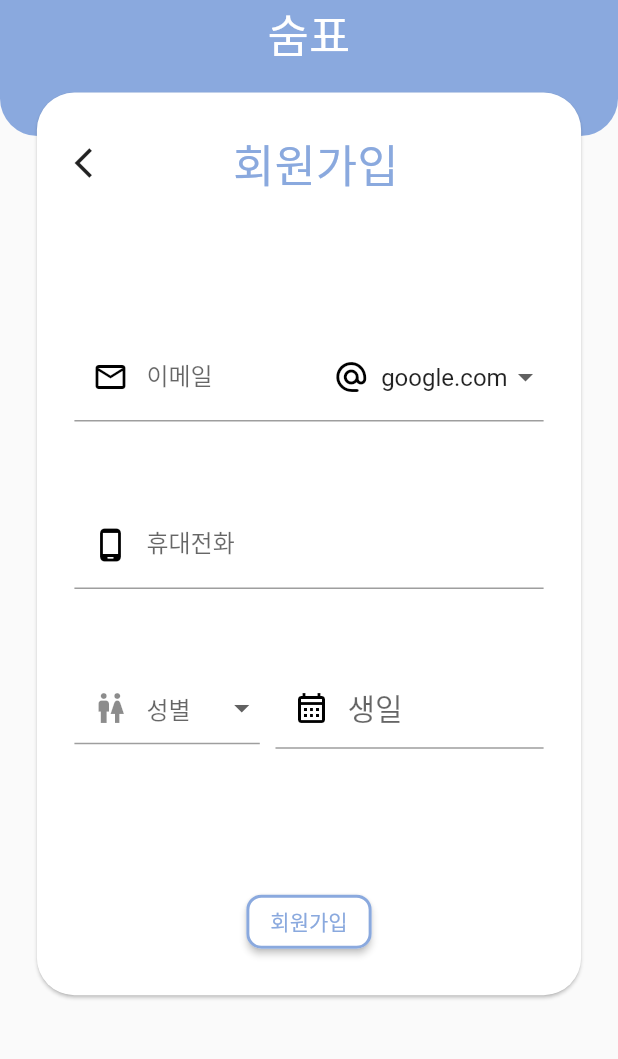
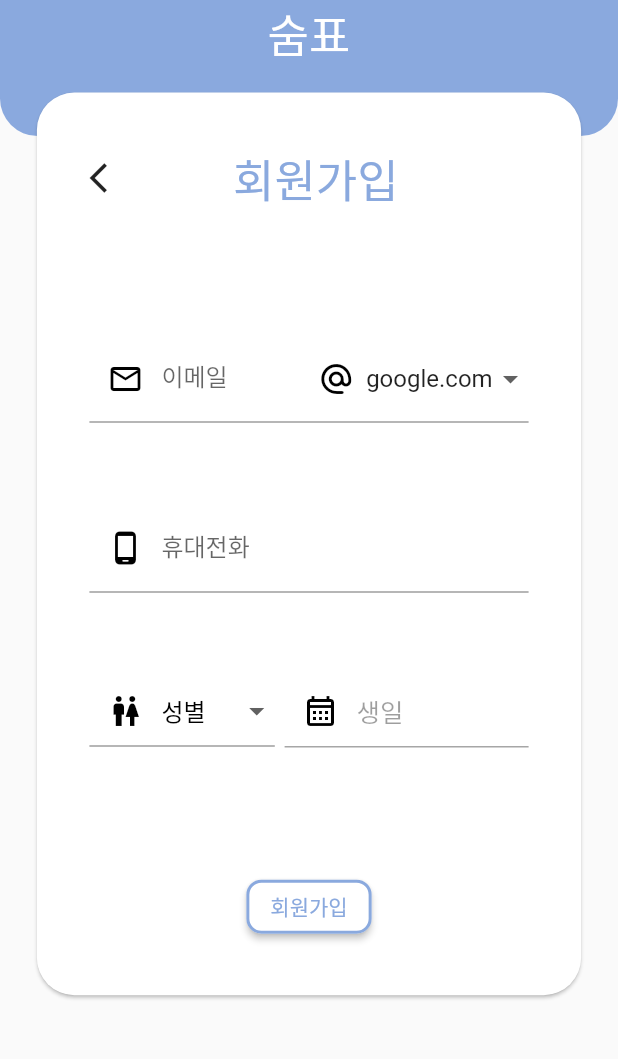
Before and after one commit to DBLabProj/sumpyo, a Flutter app: the secondPage screen opened by its route, on a phone screen of 412 x 824 dp, the part 173-1232 px from its top. Run offline on Flutter 3.47's test engine with Material 2 defaults, Android fonts, the phone set to English and light mode, and no system bars; our stand-ins replace awesome_bottom_bar, flutter_card_swiper, flutter_local_notifications, flutter_secure_storage, fluttertoast, syncfusion_flutter_charts and 1 more; missing offline and left inert: multi_masked_formatter, syncfusion_flutter_core; accounts and stored records are empty; generated files the repository leaves out were written again.

Commit message:
modify signupScreen

```diff
--- a/lib/screens/signup_screen.dart
+++ b/lib/screens/signup_screen.dart
@@ -97,7 +97,7 @@ class _signUppageState extends State<signUpPage> {
                     color: Colors.white,
                     child: GestureDetector(
                       child: Padding(
-                        padding: const EdgeInsets.all(25.0),
+                        padding: const EdgeInsets.all(35.0),
                         child: Column(
                           mainAxisAlignment: MainAxisAlignment.spaceBetween,
                           children: [
@@ -105,7 +105,9 @@ class _signUppageState extends State<signUpPage> {
                               mainAxisAlignment: MainAxisAlignment.spaceBetween,
                               children: [
                                 GestureDetector(
-                                    onTap: () {},
+                                    onTap: () {
+                                      Navigator.pop(context);
+                                    },
                                     child: const Icon(Icons.arrow_back_ios)),
                                 Text(
                                   '회원가입',
@@ -383,11 +385,19 @@ class _genderSelectButtonState extends State<genderSelectButton> {
             width: MediaQuery.of(context).size.width * 0.3,
             child: DropdownButtonFormField<String>(
               decoration: const InputDecoration(
-                prefixIcon: Icon(Icons.wc),
+                prefixIcon: Icon(
+                  Icons.wc,
+                  color: Colors.black,
+                ),
               ),
               isExpanded: true,
               value: _selectedValue,
-              hint: const Text('성별'),
+              hint: const Text(
+                '성별',
+                style: TextStyle(
+                  color: Colors.black,
+                ),
+              ),
               items: _genderList.map((value) {
                 return DropdownMenuItem(
                   value: value,
@@ -507,16 +517,22 @@ class _brithdaySelectorState extends State<brithdaySelector> {
           _selectDate();
         },
         child: TextFormField(
-          enabled: true,
+          enabled: false,
           decoration: const InputDecoration(
             prefixIcon: Icon(
               Icons.calendar_month_outlined,
               color: Colors.black,
             ),
             hintText: '생일',
+            disabledBorder: UnderlineInputBorder(
+              borderSide: BorderSide(
+                color: Color(0xFFA6A6A6),
+                width: 1.0,
+              ),
+            ),
           ),
           controller: _BirthdayController,
-          style: const TextStyle(fontSize: 20),
+          style: const TextStyle(fontSize: 17),
         ),
       ),
     );
@@ -570,7 +586,7 @@ class _secondPageState extends State<secondPage> {
                     color: Colors.white,
                     child: GestureDetector(
                       child: Padding(
-                        padding: const EdgeInsets.all(25.0),
+                        padding: const EdgeInsets.all(35.0),
                         child: Column(
                           mainAxisAlignment: MainAxisAlignment.spaceBetween,
                           children: [
@@ -615,13 +631,13 @@ class _secondPageState extends State<secondPage> {
                                         MainAxisAlignment.spaceBetween,
                                     children: const [
                                       Expanded(
-                                        flex: 3,
+                                        flex: 4,
                                         child: genderSelectButton(
                                             // genderChange: widget.changeGender,
                                             ),
                                       ),
                                       Expanded(
-                                        flex: 4,
+                                        flex: 5,
                                         child: brithdaySelector(
                                             // changeBrithday: widget.changeBrithday,
                                             ),
```
